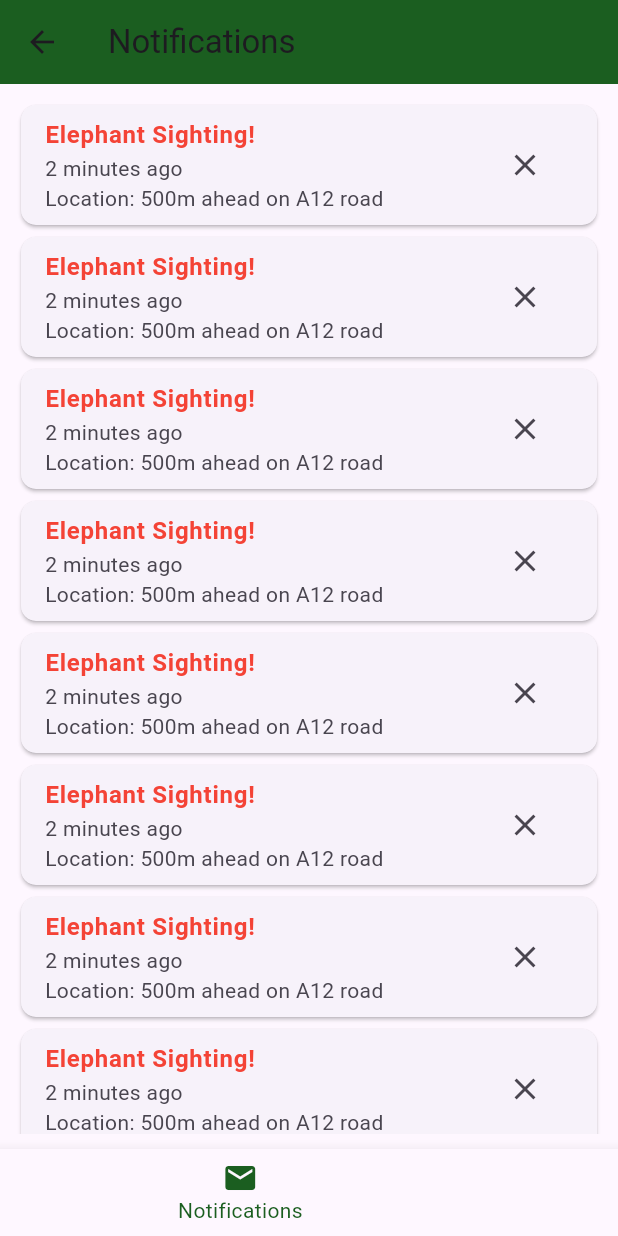
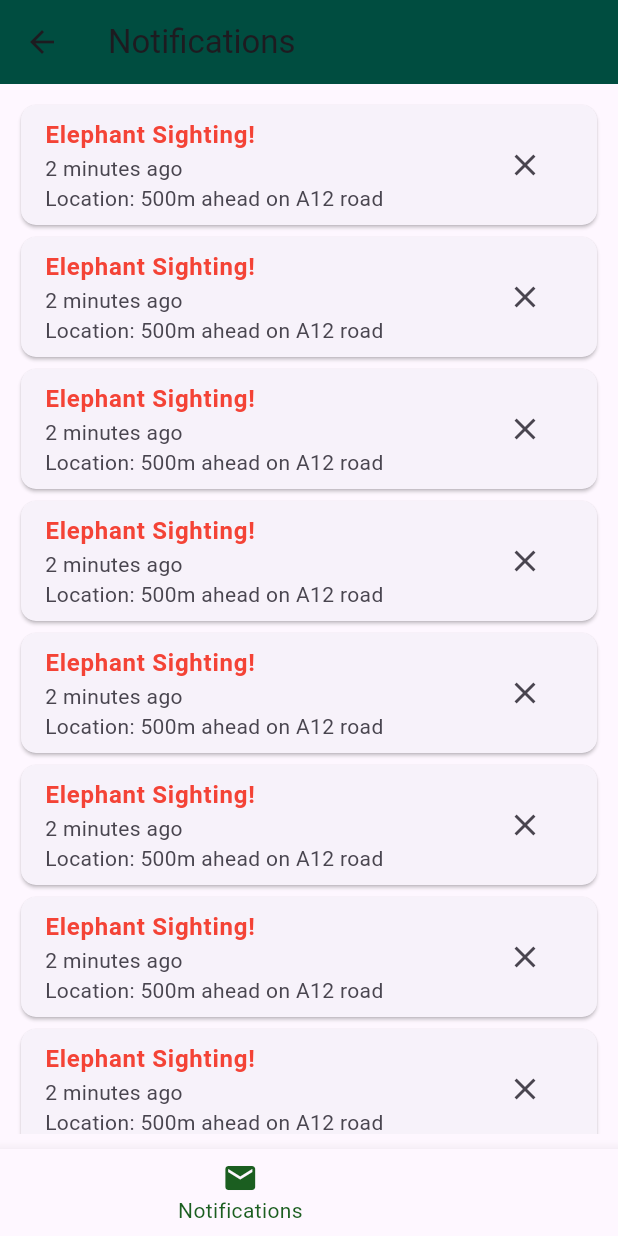
Before and after one commit to pavix0xd/EleEye, a Flutter app: the NotificationScreen screen opened directly, on a phone screen of 412 x 824 dp. Run offline on Flutter 3.47's test engine with Material 3 defaults, Android fonts, the phone set to English and light mode, and no system bars; our stand-ins replace flutter_dotenv, google_maps_flutter, location, supabase_flutter; accounts and stored records are empty.

Commit message:
change notifi color

```diff
--- a/mobile-frontend/lib/screens/community_screen.dart
+++ b/mobile-frontend/lib/screens/community_screen.dart
@@ -33,7 +33,7 @@ class _NotificationScreenState extends State<NotificationScreen> {
           onPressed: () {},
         ),
         title: Text("Notifications"),
-        backgroundColor: Colors.green.shade900,
+        backgroundColor: Colors.teal.shade900,
       ),
       body: Padding(
         padding: const EdgeInsets.all(10.0),
```
